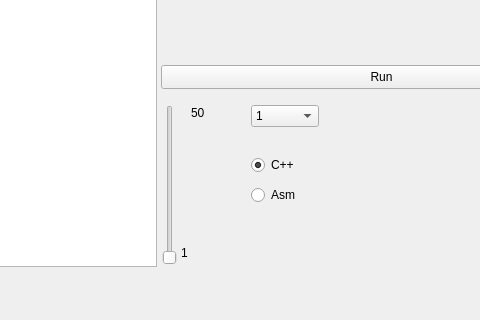
This is JABlur/JABlur/JABlur.ui in mikolaj-wojcik/BlurUsingMaxFilter as Qt 5 draws it before an edit; both pictures show x 99 to 579 and y 452 to 772 of the 956 by 772 pixel window. The edited form follows.
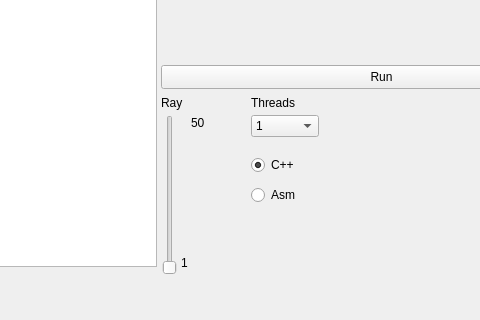
This is the edited form.

Patch:
```diff
--- a/JABlur/JABlur/JABlur.ui
+++ b/JABlur/JABlur/JABlur.ui
@@ -86,7 +86,7 @@
     <property name="geometry">
      <rect>
       <x>350</x>
-      <y>540</y>
+      <y>550</y>
       <width>68</width>
       <height>22</height>
      </rect>
@@ -168,10 +168,10 @@
    <widget class="QLabel" name="label_2">
     <property name="geometry">
      <rect>
-      <x>470</x>
-      <y>30</y>
-      <width>391</width>
-      <height>321</height>
+      <x>480</x>
+      <y>40</y>
+      <width>451</width>
+      <height>291</height>
      </rect>
     </property>
     <property name="text">
@@ -192,7 +192,7 @@
     <property name="geometry">
      <rect>
       <x>260</x>
-      <y>540</y>
+      <y>550</y>
       <width>18</width>
       <height>160</height>
      </rect>
@@ -205,7 +205,7 @@
     <property name="geometry">
      <rect>
       <x>280</x>
-      <y>680</y>
+      <y>690</y>
       <width>49</width>
       <height>16</height>
      </rect>
@@ -218,7 +218,7 @@
     <property name="geometry">
      <rect>
       <x>290</x>
-      <y>540</y>
+      <y>550</y>
       <width>49</width>
       <height>16</height>
      </rect>
@@ -238,6 +238,32 @@
     </property>
     <layout class="QGridLayout" name="gridLayout"/>
    </widget>
+   <widget class="QLabel" name="label_5">
+    <property name="geometry">
+     <rect>
+      <x>260</x>
+      <y>530</y>
+      <width>49</width>
+      <height>16</height>
+     </rect>
+    </property>
+    <property name="text">
+     <string>Ray</string>
+    </property>
+   </widget>
+   <widget class="QLabel" name="label_6">
+    <property name="geometry">
+     <rect>
+      <x>350</x>
+      <y>530</y>
+      <width>49</width>
+      <height>16</height>
+     </rect>
+    </property>
+    <property name="text">
+     <string>Threads</string>
+    </property>
+   </widget>
   </widget>
   <widget class="QMenuBar" name="menuBar">
    <property name="geometry">
```
